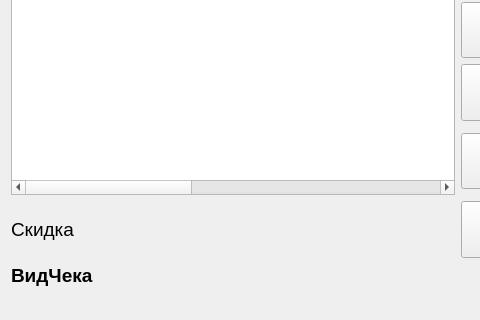
Qt form rr_cash.ui (tuxmuzon/cahe) before a commit; both pictures show x 0 to 480 and y 239 to 559 of the 810 by 559 pixel window.
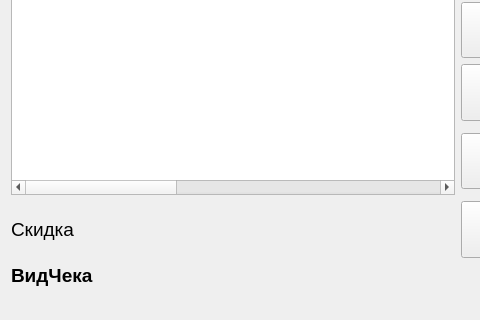
The same form after that commit.

The edit to the form file:
```diff
--- a/rr_cash.ui
+++ b/rr_cash.ui
@@ -602,7 +602,7 @@
        <set>QAbstractItemView::NoEditTriggers</set>
       </property>
       <property name="columnCount">
-       <number>10</number>
+       <number>11</number>
       </property>
       <column>
        <property name="text">
@@ -619,7 +619,7 @@
       </column>
       <column>
        <property name="text">
-        <string>   Кол-во    </string>
+        <string>    Кол-во     </string>
        </property>
        <property name="textAlignment">
         <set>AlignCenter</set>
@@ -635,7 +635,7 @@
       </column>
       <column>
        <property name="text">
-        <string>    Цена    </string>
+        <string>     Цена     </string>
        </property>
        <property name="textAlignment">
         <set>AlignCenter</set>
@@ -643,7 +643,7 @@
       </column>
       <column>
        <property name="text">
-        <string>    Сумма    </string>
+        <string>     Сумма     </string>
        </property>
        <property name="textAlignment">
         <set>AlignCenter</set>
@@ -651,13 +651,40 @@
       </column>
       <column>
        <property name="text">
-        <string/>
+        <string>test</string>
        </property>
       </column>
-      <column/>
-      <column/>
-      <column/>
-      <column/>
+      <column>
+       <property name="text">
+        <string>test</string>
+       </property>
+       <property name="textAlignment">
+        <set>AlignCenter</set>
+       </property>
+      </column>
+      <column>
+       <property name="text">
+        <string>test</string>
+       </property>
+      </column>
+      <column>
+       <property name="text">
+        <string>test</string>
+       </property>
+      </column>
+      <column>
+       <property name="text">
+        <string>test</string>
+       </property>
+      </column>
+      <column>
+       <property name="text">
+        <string>Польз. Код</string>
+       </property>
+       <property name="textAlignment">
+        <set>AlignCenter</set>
+       </property>
+      </column>
      </widget>
     </item>
    </layout>
```
Left out of the diff: 310 changed lines with no effect on the pictures.
